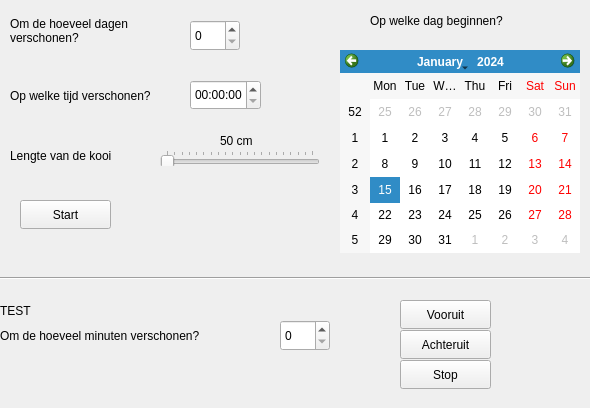
Qt form 2018-2019/Clean Cage/Programmatuur/Vogelkooivsn/mainwindow.ui (BM4GIT/PA-competitie) before a commit.
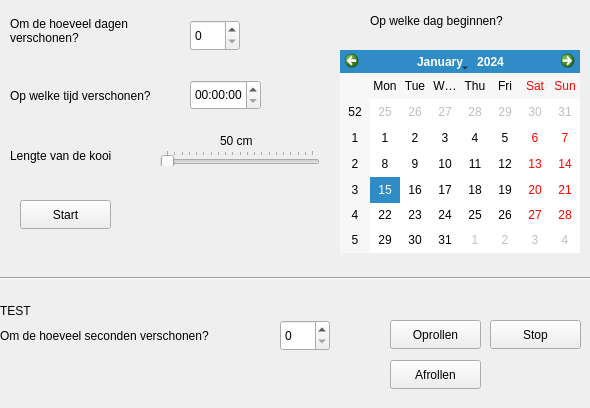
The same form after that commit.

The edit to the form file:
```diff
--- a/2018-2019/Clean Cage/Programmatuur/Vogelkooivsn/mainwindow.ui
+++ b/2018-2019/Clean Cage/Programmatuur/Vogelkooivsn/mainwindow.ui
@@ -149,7 +149,7 @@
      </rect>
     </property>
     <property name="text">
-     <string>Om de hoeveel minuten verschonen?</string>
+     <string>Om de hoeveel seconden verschonen?</string>
     </property>
     <property name="wordWrap">
      <bool>true</bool>
@@ -226,34 +226,34 @@
    <widget class="QPushButton" name="butVooruit">
     <property name="geometry">
      <rect>
-      <x>400</x>
-      <y>300</y>
+      <x>390</x>
+      <y>360</y>
       <width>91</width>
       <height>29</height>
      </rect>
     </property>
     <property name="text">
-     <string>Vooruit</string>
+     <string>Afrollen</string>
     </property>
    </widget>
    <widget class="QPushButton" name="butAchteruit">
     <property name="geometry">
      <rect>
-      <x>400</x>
-      <y>330</y>
+      <x>390</x>
+      <y>320</y>
       <width>91</width>
       <height>29</height>
      </rect>
     </property>
     <property name="text">
-     <string>Achteruit</string>
+     <string>Oprollen</string>
     </property>
    </widget>
    <widget class="QPushButton" name="butStop">
     <property name="geometry">
      <rect>
-      <x>400</x>
-      <y>360</y>
+      <x>490</x>
+      <y>320</y>
       <width>91</width>
       <height>29</height>
      </rect>
```
Left out of the diff: 2 changed lines with no effect on the pictures.
